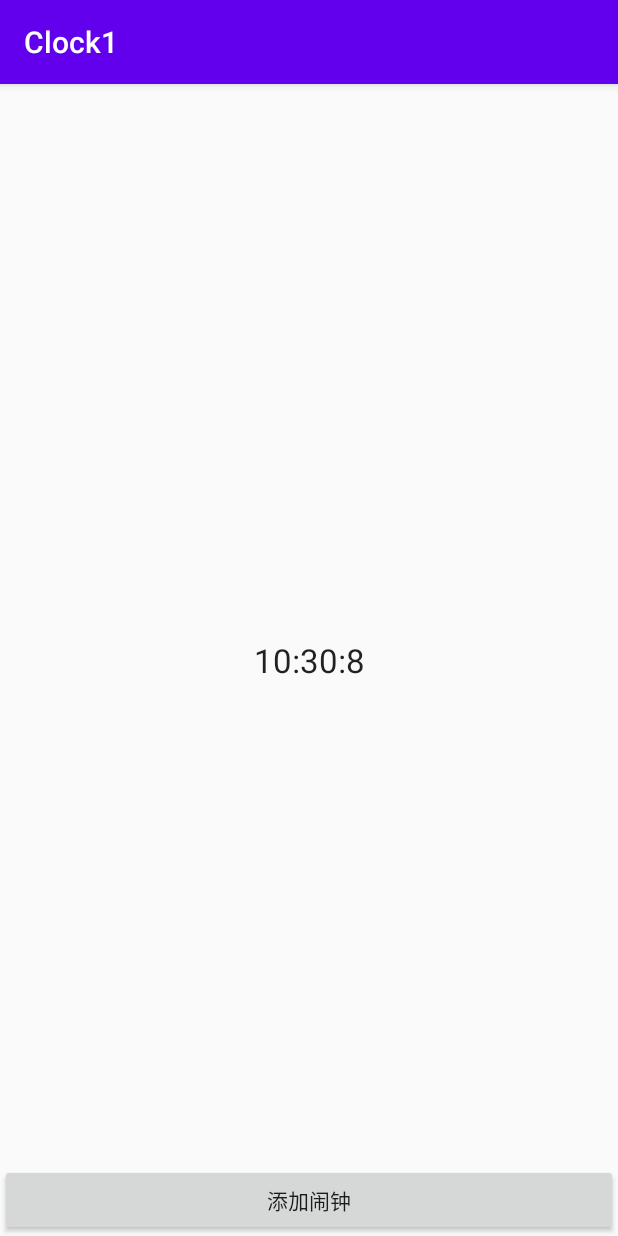
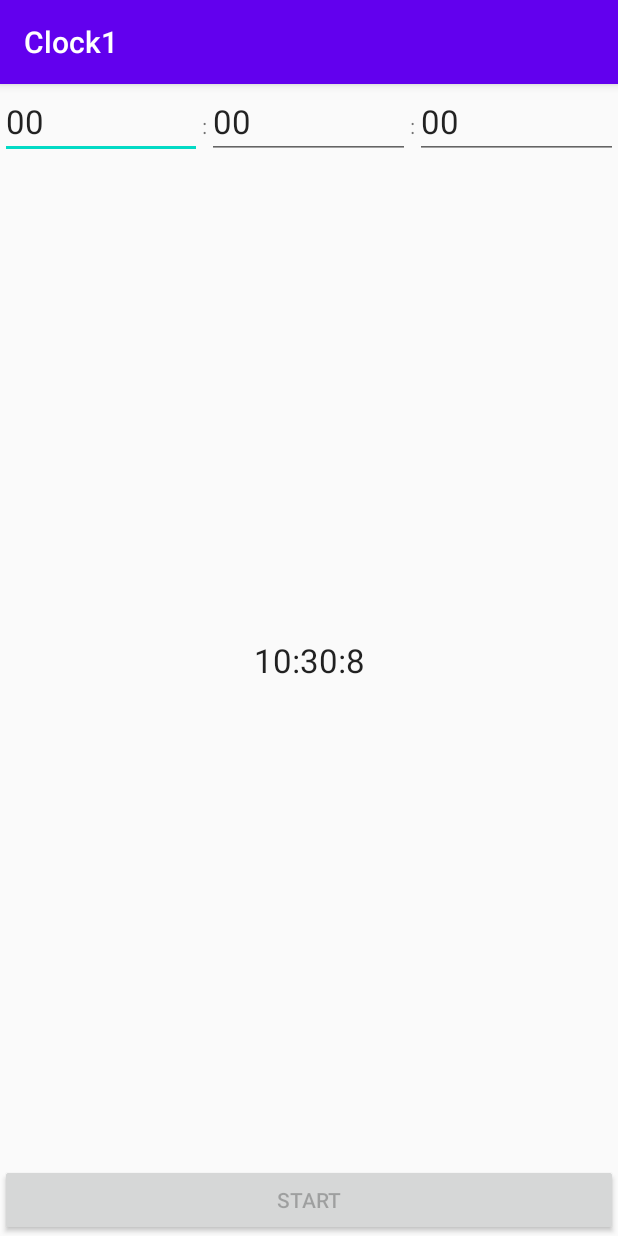
Before and after one commit to lifeifly/Clock, an Android app: the screen it shows after launch (MainActivity), on a phone screen of 412 x 824 dp. Run offline under Robolectric (Android 15) with nearby library versions, the phone set to English and light mode, and no system bars.

Commit message:
实现计时器功能

```diff
--- a/app/src/main/res/layout/activity_main.xml
+++ b/app/src/main/res/layout/activity_main.xml
@@ -33,12 +33,13 @@
                     android:layout_width="match_parent"
                     android:layout_height="match_parent"
                     android:orientation="vertical">
+
                     <TextView
                         android:id="@+id/tv_clock"
                         android:layout_width="match_parent"
                         android:layout_height="match_parent"
                         android:gravity="center"
-                        android:textAppearance="?android:attr/textAppearanceLarge"/>
+                        android:textAppearance="?android:attr/textAppearanceLarge" />
                 </com.example.clock1.ClockView>
 
                 <com.example.clock1.AlarmView
@@ -46,27 +47,107 @@
                     android:layout_width="match_parent"
                     android:layout_height="match_parent"
                     android:orientation="vertical">
+
                     <ListView
-                        android:layout_weight="1"
                         android:id="@+id/lvalarm"
                         android:layout_width="match_parent"
-                        android:layout_height="0dp">
+                        android:layout_height="0dp"
+                        android:layout_weight="1">
 
                     </ListView>
+
                     <Button
+                        android:id="@+id/btnAddAlarm"
                         android:layout_width="match_parent"
                         android:layout_height="wrap_content"
-                        android:id="@+id/btnAddAlarm"
-                        android:text="添加闹钟"/>
+                        android:text="添加闹钟" />
                 </com.example.clock1.AlarmView>
 
-                <LinearLayout
+                <com.example.clock1.TimerView
                     android:id="@+id/tabTimer"
                     android:layout_width="match_parent"
                     android:layout_height="match_parent"
                     android:orientation="vertical">
 
-                </LinearLayout>
+                    <LinearLayout
+                        android:layout_width="match_parent"
+                        android:layout_height="0dp"
+                        android:layout_weight="1"
+                        android:orientation="horizontal">
+
+                        <EditText
+                            android:id="@+id/hour"
+                            android:layout_width="0dp"
+                            android:layout_height="wrap_content"
+                            android:layout_weight="1"
+                            android:inputType="number"
+                            android:textAppearance="?android:attr/textAppearanceLarge" />
+
+                        <TextView
+                            android:layout_width="wrap_content"
+                            android:layout_height="wrap_content"
+                            android:text=":" />
+
+                        <EditText
+                            android:id="@+id/minute"
+                            android:layout_width="0dp"
+                            android:layout_height="wrap_content"
+                            android:layout_weight="1"
+                            android:inputType="number"
+                            android:textAppearance="?android:attr/textAppearanceLarge" />
+
+
+                        <TextView
+                            android:layout_width="wrap_content"
+                            android:layout_height="wrap_content"
+                            android:text=":" />
+
+                        <EditText
+                            android:id="@+id/second"
+                            android:layout_width="0dp"
+                            android:layout_height="wrap_content"
+                            android:layout_weight="1"
+                            android:inputType="number"
+                            android:textAppearance="?android:attr/textAppearanceLarge" />
+
+                    </LinearLayout>
+
+                    <LinearLayout
+                        android:id="@+id/btnGroup"
+                        android:layout_width="match_parent"
+                        android:layout_height="wrap_content"
+                        android:orientation="horizontal">
+
+                        <Button
+                            android:id="@+id/btnStart"
+                            android:layout_width="0dp"
+                            android:layout_height="wrap_content"
+                            android:layout_weight="1"
+                            android:text="@string/start" />
+
+                        <Button
+                            android:id="@+id/btnPause"
+                            android:layout_width="0dp"
+                            android:layout_height="wrap_content"
+                            android:layout_weight="1"
+                            android:text="@string/pause" />
+
+                        <Button
+                            android:id="@+id/btnResume"
+                            android:layout_width="0dp"
+                            android:layout_height="wrap_content"
+                            android:layout_weight="1"
+                            android:text="@string/resume" />
+
+                        <Button
+                            android:id="@+id/btnReset"
+                            android:layout_width="0dp"
+                            android:layout_height="wrap_content"
+                            android:layout_weight="1"
+                            android:text="@string/Reset" />
+
+                    </LinearLayout>
+                </com.example.clock1.TimerView>
 
                 <LinearLayout
                     android:id="@+id/tabStopWatch"
--- a/app/src/main/res/values/strings.xml
+++ b/app/src/main/res/values/strings.xml
@@ -1,3 +1,8 @@
 <resources>
     <string name="app_name">Clock1</string>
+    <string name="pause">Pause</string>
+    <string name="resume">Resume</string>
+    <string name="start">Start</string>
+    <string name="stop">Stop</string>
+    <string name="Reset">Reset</string>
 </resources>
```
Also changed, not shown: app/src/main/java/com/example/clock1/TimerView.java (added, +238 -0 lines).
